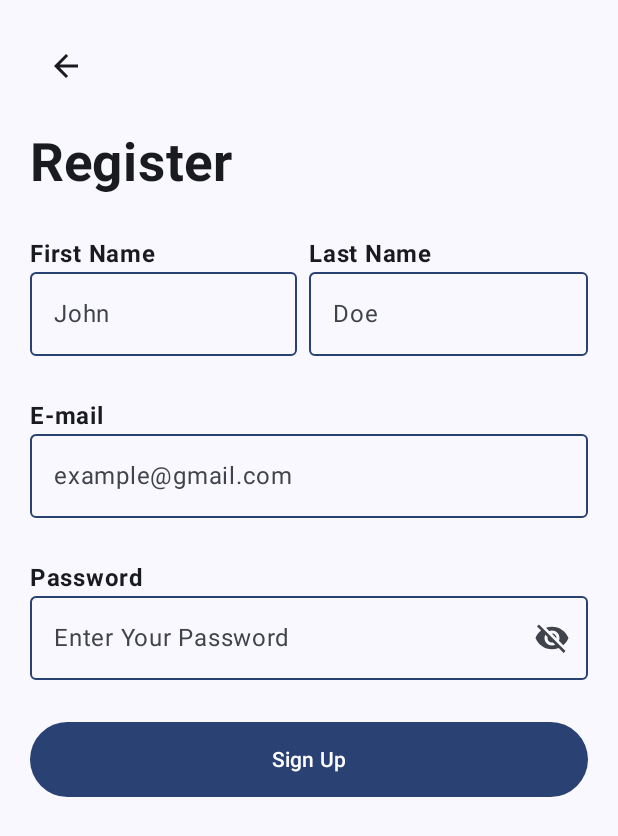
After one commit to Capstone-Team-CH2-PS379/Mobile-Development, an Android app built with Jetpack Compose: the composable SignUpScreen shown on its own in the app's theme, on a phone screen of 412 x 824 dp. The commit adds this screen. Shown: the top 836 px of the screen. Run offline under Robolectric (Android 15) with nearby library versions, the phone set to English and light mode, and no system bars.

Commit message:
Membuat tampilan WelcomeScreen.kt, SignUpScreen.kt, LoginScreen.kt

```diff
--- a/app/build.gradle.kts
+++ b/app/build.gradle.kts
@@ -67,6 +67,9 @@ dependencies {
     debugImplementation("androidx.compose.ui:ui-tooling")
     debugImplementation("androidx.compose.ui:ui-test-manifest")
 
+    //icon
+//    implementation ("androidx.compose.material3:material3-icons")
+
     //navigation
     implementation ("androidx.navigation:navigation-compose:2.7.5")
 
--- /dev/null
+++ b/app/src/main/java/com/capstone/fluentin/ui/components/TextField.kt
@@ -0,0 +1,53 @@
+package com.capstone.fluentin.ui.components
+
+import androidx.compose.foundation.layout.fillMaxWidth
+import androidx.compose.foundation.text.KeyboardOptions
+import androidx.compose.material3.ExperimentalMaterial3Api
+import androidx.compose.material3.LocalTextStyle
+import androidx.compose.material3.MaterialTheme
+import androidx.compose.material3.OutlinedTextField
+import androidx.compose.material3.Text
+import androidx.compose.material3.TextFieldDefaults
+import androidx.compose.runtime.Composable
+import androidx.compose.runtime.getValue
+import androidx.compose.runtime.mutableStateOf
+import androidx.compose.runtime.remember
+import androidx.compose.runtime.setValue
+import androidx.compose.ui.Modifier
+import androidx.compose.ui.text.input.KeyboardType
+import androidx.compose.ui.text.input.VisualTransformation
+
+@OptIn(ExperimentalMaterial3Api::class)
+@Composable
+fun CustomTextField(
+    value: String,
+    onValueChange: (String) -> Unit,
+    placeholder: String,
+    keyboardType: KeyboardType = KeyboardType.Text,
+    visualTransformation: VisualTransformation = VisualTransformation.None,
+    modifier: Modifier = Modifier,
+    trailingIcon: @Composable (() -> Unit)? = null // Tambahkan parameter trailingIcon
+) {
+    var isTextFieldFocused by remember { mutableStateOf(false) }
+
+    OutlinedTextField(
+        value = value,
+        onValueChange = { newValue ->
+            onValueChange(newValue)
+        },
+        placeholder = {
+            Text(text = placeholder)
+        },
+        modifier = modifier.fillMaxWidth(1f),
+        textStyle = LocalTextStyle.current.copy(color = MaterialTheme.colorScheme.onSurface),
+        singleLine = true,
+        keyboardOptions = KeyboardOptions.Default.copy(keyboardType = keyboardType),
+        visualTransformation = visualTransformation,
+        colors = TextFieldDefaults.outlinedTextFieldColors(
+            focusedBorderColor = MaterialTheme.colorScheme.primary,
+            unfocusedBorderColor = MaterialTheme.colorScheme.primary,
+            cursorColor = MaterialTheme.colorScheme.primary
+        ),
+        trailingIcon = trailingIcon // Set trailingIcon
+    )
+}
--- /dev/null
+++ b/app/src/main/java/com/capstone/fluentin/ui/user/signup/SignUpScreen.kt
@@ -0,0 +1,187 @@
+package com.capstone.fluentin.ui.user.signup
+
+import androidx.compose.foundation.layout.Arrangement
+import androidx.compose.foundation.layout.Column
+import androidx.compose.foundation.layout.Row
+import androidx.compose.foundation.layout.fillMaxSize
+import androidx.compose.foundation.layout.fillMaxWidth
+import androidx.compose.foundation.layout.height
+import androidx.compose.foundation.layout.padding
+import androidx.compose.material.icons.Icons
+import androidx.compose.material.icons.filled.ArrowBack
+import androidx.compose.material3.Button
+import androidx.compose.material3.Icon
+import androidx.compose.material3.IconButton
+import androidx.compose.material3.Text
+import androidx.compose.runtime.Composable
+import androidx.compose.runtime.getValue
+import androidx.compose.runtime.mutableStateOf
+import androidx.compose.runtime.remember
+import androidx.compose.runtime.setValue
+import androidx.compose.ui.Alignment
+import androidx.compose.ui.Modifier
+import androidx.compose.ui.res.painterResource
+import androidx.compose.ui.res.stringResource
+import androidx.compose.ui.text.font.FontWeight
+import androidx.compose.ui.text.input.KeyboardType
+import androidx.compose.ui.text.input.PasswordVisualTransformation
+import androidx.compose.ui.text.input.VisualTransformation
+import androidx.compose.ui.tooling.preview.Preview
+import androidx.compose.ui.unit.dp
+import androidx.compose.ui.unit.sp
+import com.capstone.fluentin.R
+import com.capstone.fluentin.ui.components.CustomTextField
+import com.capstone.fluentin.ui.theme.FluentInTheme
+
+@Composable
+fun SignUpScreen() {
+    var firstName by remember { mutableStateOf("") }
+    var lastName by remember { mutableStateOf("") }
+    var email by remember { mutableStateOf("") }
+    var pass by remember{ mutableStateOf("")}
+    var passwordVisible by remember { mutableStateOf(false) }
+
+    Column(
+        modifier = Modifier
+            .fillMaxSize()
+            .padding(20.dp)
+            .fillMaxWidth(),
+        verticalArrangement = Arrangement.spacedBy(20.dp),
+        horizontalAlignment = Alignment.Start
+    ) {
+        IconButton(onClick = { /*TODO*/ }, modifier = Modifier.align(Alignment.Start)) {
+            Icon(
+                imageVector = Icons.Filled.ArrowBack,
+                contentDescription = stringResource(R.string.back_button)
+            )
+        }
+        Text(
+            modifier = Modifier
+                .fillMaxWidth()
+                .padding(bottom = 8.dp)
+                .align(Alignment.CenterHorizontally),
+            text = stringResource(R.string.register),
+            fontSize = 35.sp,
+            fontWeight = FontWeight.Bold
+        )
+
+        // First Name and Last Name Row
+        Row(
+            modifier = Modifier
+                .fillMaxWidth()
+                .padding(bottom = 8.dp)
+        ) {
+            // First Name
+            Column(
+                modifier = Modifier
+                    .weight(1f)
+                    .padding(end = 8.dp)
+            ) {
+                Text(
+                    text = stringResource(R.string.first_name_label),
+                    fontWeight = FontWeight.Bold
+                )
+                CustomTextField(
+                    value = firstName,
+                    onValueChange = { newText ->
+                        firstName = newText
+                    },
+                    placeholder = stringResource(R.string.first_name)
+                )
+            }
+
+            // Last Name
+            Column(
+                modifier = Modifier
+                    .weight(1f)
+            ) {
+                Text(
+                    text = stringResource(R.string.last_name_label),
+                    fontWeight = FontWeight.Bold
+                )
+                CustomTextField(
+                    value = lastName,
+                    onValueChange ={newText ->
+                        lastName = newText} ,
+                    placeholder = stringResource(R.string.last_name)
+                )
+            }
+        }
+
+        Row(
+            modifier = Modifier
+                .fillMaxWidth()
+                .padding(bottom = 8.dp)
+        ){
+            Column(
+                modifier = Modifier
+                    .fillMaxWidth()
+            ) {
+
+                Text(
+                    text = stringResource(R.string.e_mail),
+                    fontWeight = FontWeight.Bold
+                )
+                CustomTextField(
+                    value = email,
+                    onValueChange = { newText ->
+                        email = newText
+                    },
+                    placeholder = stringResource(R.string.sample_email),
+                    keyboardType = KeyboardType.Email,
+
+                )
+            }
+        }
+
+        Row {
+            // Password
+            Column(
+                modifier = Modifier
+                    .fillMaxWidth()
+                    .padding(bottom = 8.dp)
+            ) {
+                Text(
+                    text = stringResource(R.string.password),
+                    fontWeight = FontWeight.Bold
+                )
+                CustomTextField(
+                    value = pass,
+                    onValueChange = { newText ->
+                        pass = newText
+                    },
+                    placeholder = stringResource(R.string.enter_your_password),
+                    visualTransformation = if (passwordVisible) VisualTransformation.None else PasswordVisualTransformation(),
+                    trailingIcon = {
+                        val image = if (passwordVisible)
+                            painterResource(R.drawable.ic_visibility_24)
+                        else painterResource(R.drawable.ic_visibility_off_24)
+
+                        IconButton(onClick = {
+                            passwordVisible = !passwordVisible
+                        }) {
+                            Icon(painter = image, contentDescription = "")
+                        }
+                    }
+                )
+            }
+        }
+
+        Button(
+            onClick = { /*TODO*/ },
+            Modifier
+                .fillMaxWidth()
+                .height(50.dp),
+        ) {
+            Text(text = stringResource(R.string.sign_up))
+        }
+    }
+}
+
+@Preview(showBackground = true)
+@Composable
+fun SignUpPreview() {
+    FluentInTheme {
+        SignUpScreen()
+    }
+}
--- /dev/null
+++ b/app/src/main/res/drawable/ic_visibility_24.xml
@@ -0,0 +1,5 @@
+<vector android:height="24dp" android:tint="#000000"
+    android:viewportHeight="24" android:viewportWidth="24"
+    android:width="24dp" xmlns:android="http://schemas.android.com/apk/res/android">
+    <path android:fillColor="@android:color/white" android:pathData="M12,4.5C7,4.5 2.73,7.61 1,12c1.73,4.39 6,7.5 11,7.5s9.27,-3.11 11,-7.5c-1.73,-4.39 -6,-7.5 -11,-7.5zM12,17c-2.76,0 -5,-2.24 -5,-5s2.24,-5 5,-5 5,2.24 5,5 -2.24,5 -5,5zM12,9c-1.66,0 -3,1.34 -3,3s1.34,3 3,3 3,-1.34 3,-3 -1.34,-3 -3,-3z"/>
+</vector>
--- /dev/null
+++ b/app/src/main/res/drawable/ic_visibility_off_24.xml
@@ -0,0 +1,5 @@
+<vector android:height="24dp" android:tint="#000000"
+    android:viewportHeight="24" android:viewportWidth="24"
+    android:width="24dp" xmlns:android="http://schemas.android.com/apk/res/android">
+    <path android:fillColor="@android:color/white" android:pathData="M12,7c2.76,0 5,2.24 5,5 0,0.65 -0.13,1.26 -0.36,1.83l2.92,2.92c1.51,-1.26 2.7,-2.89 3.43,-4.75 -1.73,-4.39 -6,-7.5 -11,-7.5 -1.4,0 -2.74,0.25 -3.98,0.7l2.16,2.16C10.74,7.13 11.35,7 12,7zM2,4.27l2.28,2.28 0.46,0.46C3.08,8.3 1.78,10.02 1,12c1.73,4.39 6,7.5 11,7.5 1.55,0 3.03,-0.3 4.38,-0.84l0.42,0.42L19.73,22 21,20.73 3.27,3 2,4.27zM7.53,9.8l1.55,1.55c-0.05,0.21 -0.08,0.43 -0.08,0.65 0,1.66 1.34,3 3,3 0.22,0 0.44,-0.03 0.65,-0.08l1.55,1.55c-0.67,0.33 -1.41,0.53 -2.2,0.53 -2.76,0 -5,-2.24 -5,-5 0,-0.79 0.2,-1.53 0.53,-2.2zM11.84,9.02l3.15,3.15 0.02,-0.16c0,-1.66 -1.34,-3 -3,-3l-0.17,0.01z"/>
+</vector>
--- a/app/src/main/res/values/strings.xml
+++ b/app/src/main/res/values/strings.xml
@@ -4,4 +4,25 @@
     <string name="menu_ngobrol">Ngobrol</string>
     <string name="menu_leaderboard">Leaderboard</string>
     <string name="menu_profile">Profile</string>
+    <string name="welcome">Welcome!</string>
+    <string name="intro_message">Apps Learning Lengauage</string>
+    <string name="go_to_sign_in">Go To Sign In</string>
+    <string name="no_account_yet_msg">No account yet? Sign Up</string>
+    <string name="logo_app">Logo App Welcome</string>
+    <string name="back_button">Back Button</string>
+    <string name="register">Register</string>
+    <string name="enter_your_name">Enter Your Name</string>
+    <string name="email_addres">Email Address</string>
+    <string name="sample_email">example@gmail.com</string>
+    <string name="enter_your_password">Enter Your Password</string>
+    <string name="sign_up">Sign Up</string>
+    <string name="first_name">John</string>
+    <string name="last_name">Doe</string>
+    <string name="password">Password</string>
+    <string name="e_mail">E-mail</string>
+    <string name="last_name_label">Last Name</string>
+    <string name="first_name_label">First Name</string>
+    <string name="login">Login</string>
+
+
 </resources>
```
Also changed, not shown: app/src/main/java/com/capstone/fluentin/ui/user/login/LoginScreen.kt (added, +144 -0 lines), app/src/main/java/com/capstone/fluentin/ui/welcome/WelcomeScreen.kt (added, +105 -0 lines), app/src/main/res/drawable/logo_fluent_in.png (added).
